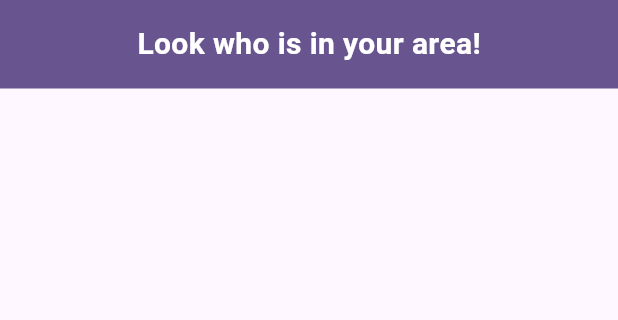
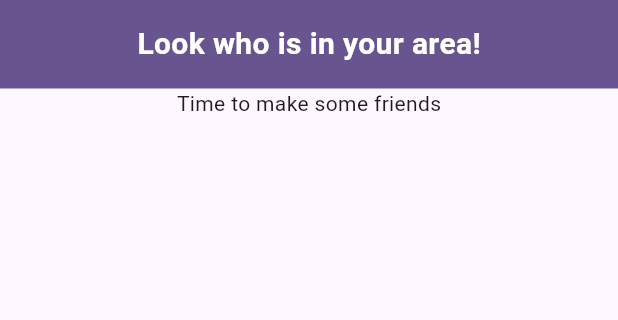
Before and after one commit to jacklc3/boing, a Flutter app: the screen it shows once a user with an empty profile is signed in, on a phone screen of 412 x 824 dp, the part 84-404 px from its top. Run offline on Flutter 3.47's test engine with Material 3 defaults, Android fonts, the phone set to English and light mode, and no system bars; our stand-ins replace cloud_firestore, firebase_auth, firebase_core, geocoding, location, qr_flutter; missing offline and left inert: qr_code_scanner; accounts and stored records are empty.

Commit message:
Optimising friend location stream getter

```diff
--- a/lib/friends_page.dart
+++ b/lib/friends_page.dart
@@ -3,7 +3,7 @@ import 'package:flutter/material.dart';
 import 'package:cloud_firestore/cloud_firestore.dart';
 import 'package:firebase_auth/firebase_auth.dart';
 
-import 'qr_scanner.dart';
+import 'qr_scanner_page.dart';
 import 'friend_card.dart';
 import 'request_page.dart';
 
--- a/lib/main.dart
+++ b/lib/main.dart
@@ -156,7 +156,8 @@
             accountName: Text(widget.details.displayName),
             accountEmail: Text(widget.details.location),
             currentAccountPicture: const CircleAvatar(
-              backgroundColor: Colors.black26, child: Text(":)")
+              backgroundColor: Colors.black26,
+              child: Text(":)"),
             ),
             decoration: BoxDecoration(color: Theme.of(context).colorScheme.primary)
           ),
@@ -198,35 +199,37 @@
             ))
           ),
         ),
-        Expanded(
-          child: StreamBuilder(
+        StreamBuilder(
           stream: FirebaseFirestore.instance
             .collection("network")
             .doc(FirebaseAuth.instance.currentUser!.uid)
             .snapshots(),
           builder: (context, snapshot) {
-              if (snapshot.connectionState == ConnectionState.waiting
-                  || !snapshot.hasData) {
+            if (snapshot.connectionState == ConnectionState.waiting) {
+              return const Center(
+                child: CircularProgressIndicator(),
+              );
+            } else if (!snapshot.hasData || snapshot.data!["friends"].isEmpty) {
+              return const Center(child: Text("Time to make some friends"));
+            }
+            return StreamBuilder(
+              stream: FirebaseFirestore.instance
+                .collection("data")
+                .where(FieldPath.documentId, whereIn: snapshot.data!["friends"])
+                .where("location", isEqualTo: widget.details.location)
+                .snapshots(),
+              builder: (context, snapshot) {
+                if (snapshot.connectionState == ConnectionState.waiting) {
                   return const Center(
                     child: CircularProgressIndicator(),
                   );
                 }
-              return ListView.builder(
-                itemCount: snapshot.data!["friends"].length,
+                return Expanded(
+                  child: !snapshot.hasData || snapshot.data!.docs.isEmpty
+                    ? const Center(child: Text("No-one is around :("))
+                    : ListView.builder(
+                      itemCount: snapshot.data!.docs.length,
                       itemBuilder: (context, index) {
-                  return StreamBuilder(
-                    stream: FirebaseFirestore.instance
-                      .collection("data")
-                      .doc(snapshot.data!["friends"][index])
-                      .snapshots(),
-                    builder: (context, friendSnapshot) {
-                      if (friendSnapshot.connectionState == ConnectionState.waiting
-                          || !friendSnapshot.hasData
-                          || !friendSnapshot.data!.exists
-                          || friendSnapshot.data!["location"] != widget.details.location
-                      ) {
-                        return Container();
-                      }
                         return Container(
                           decoration: const BoxDecoration(
                             border: Border(
@@ -234,19 +237,19 @@
                             )
                           ),
                           child: FriendCard(
-                          name: friendSnapshot.data!["name"],
-                          location: friendSnapshot.data!["location"],
-                          photo: friendSnapshot.data!["photo"],
+                            name: snapshot.data!.docs[index].data()["name"],
+                            location: snapshot.data!.docs[index].data()["location"],
+                            photo: snapshot.data!.docs[index].data()["photo"],
+                          )
+                      );
+                    }
                   )
                 );
               }
             );
-                },
+          }
+        )
+      ])
     );
-            },
-          )
-        )
-      ]
-    ));
   }
 }
```
Also changed, not shown: lib/qr_scanner_page.dart (renamed from lib/qr_scanner.dart). Lines whose indentation alone changed are shown as unchanged.
